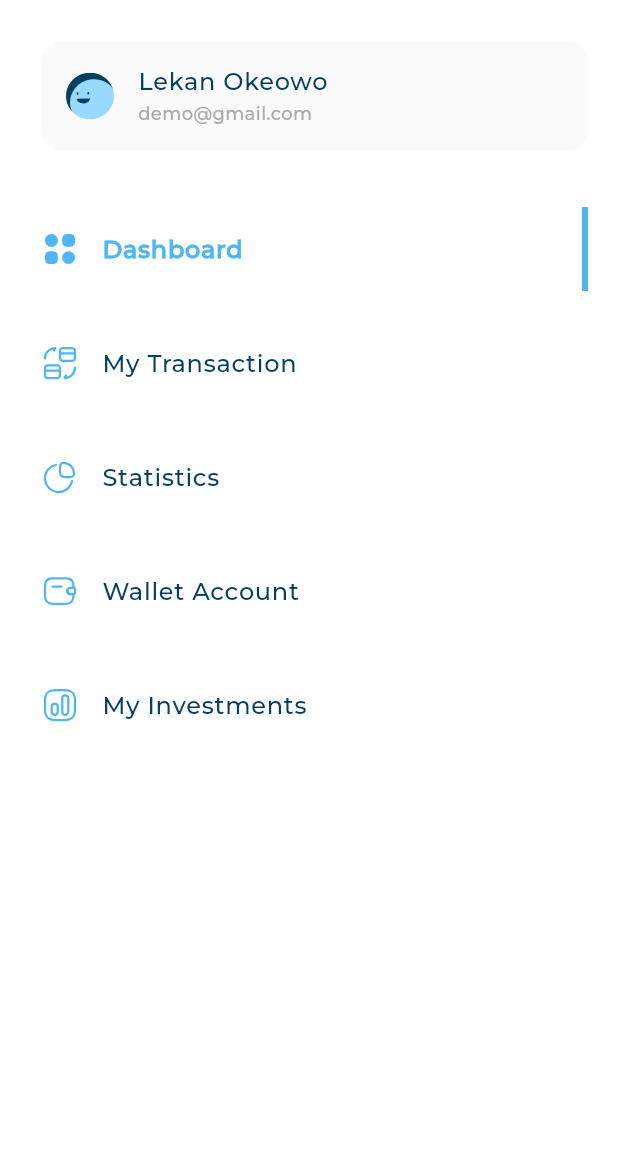
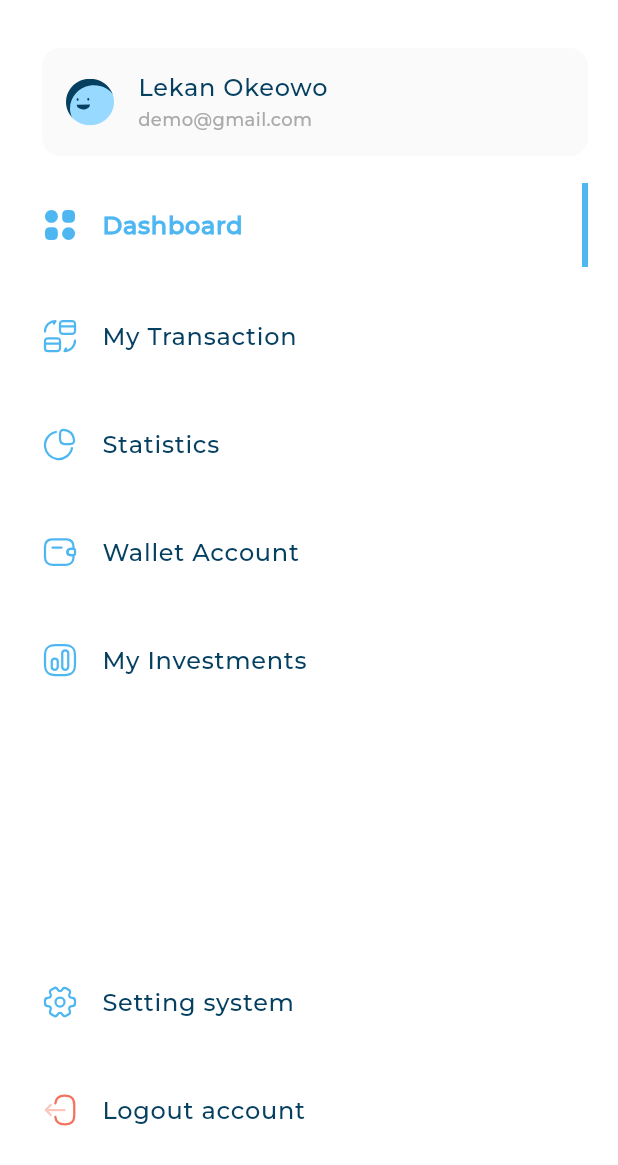
Before and after one commit to MGehad/Adaptive_DashBoard, a Flutter app: the CustomDrawer widget shown alone on an empty page, opened directly, on a phone screen of 412 x 824 dp. Shown: the top 1165 px of the screen. Run offline on Flutter 3.47's test engine with Material 3 defaults, Android fonts, the phone set to English and light mode, and no system bars; our stand-ins replace flutter_svg; project files that could hold a hidden picture were left out.

Commit message:
fix some errors

```diff
--- a/lib/features/home/presentation/views/widgets/custom_drawer.dart
+++ b/lib/features/home/presentation/views/widgets/custom_drawer.dart
@@ -1,7 +1,9 @@
-import 'package:adaptive_dashboard/constants.dart';
 import 'package:flutter/material.dart';
+import '../../../../../constants.dart';
+import '../../../../../core/models/drawer_item_model.dart';
 import '../../../../../core/utlis/images.dart';
 import 'drawer_item_list.dart';
+import 'drawer_unactive_item.dart';
 import 'user_info_list_tile.dart';
 
 class CustomDrawer extends StatelessWidget {
@@ -13,17 +15,36 @@ class CustomDrawer extends StatelessWidget {
   Widget build(BuildContext context) {
     return Container(
       color: Colors.white,
-      padding: const EdgeInsets.only(left: 8.0),
-      child: Column(
-        children: [
-          const SizedBox(height: 20),
-          const UserInfoListTile(
-            title: "Lekan Okeowo",
-            subtitle: "demo@gmail.com",
-            svgImage: Images.imagesAvatar3,
+      padding: const EdgeInsets.only(left: 8.0, bottom: 16.0, top: 24.0),
+      child: const CustomScrollView(
+        slivers: [
+          SliverToBoxAdapter(
+            child: UserInfoListTile(
+              title: "Lekan Okeowo",
+              subtitle: "demo@gmail.com",
+              svgImage: Images.imagesAvatar3,
+            ),
           ),
-          DrawerItemList(
-            items: items,
+          DrawerItemList(items: items),
+          SliverFillRemaining(
+            hasScrollBody: false,
+            child: Padding(
+              padding: EdgeInsets.symmetric(vertical: 32, horizontal: 20),
+              child: Column(
+                children: [
+                  Expanded(child: SizedBox()),
+                  DrawerUnActiveItem(
+                    model: DrawerItemModel(
+                        svgImage: Images.imagesSettings,
+                        title: "Setting system"),
+                  ),
+                  DrawerUnActiveItem(
+                    model: DrawerItemModel(
+                        svgImage: Images.imagesLogout, title: "Logout account"),
+                  )
+                ],
+              ),
+            ),
           )
         ],
       ),
--- a/lib/features/home/presentation/views/widgets/drawer_item_list.dart
+++ b/lib/features/home/presentation/views/widgets/drawer_item_list.dart
@@ -19,12 +19,13 @@ class _DrawerItemListState extends State<DrawerItemList> {
 
   @override
   Widget build(BuildContext context) {
-    return Expanded(
-      child: ListView.builder(
-        itemCount: widget.items.length,
-        padding: const EdgeInsets.all(20),
-        itemBuilder: (context, index) {
-          return GestureDetector(
+    return SliverList.builder(
+      itemCount: widget.items.length,
+
+      itemBuilder: (context, index) {
+        return Padding(
+          padding: const EdgeInsets.symmetric(horizontal: 20),
+          child: GestureDetector(
             onTap: () {
               if (index != selectedItem) {
                 setState(() {
@@ -36,9 +37,9 @@ class _DrawerItemListState extends State<DrawerItemList> {
               model: widget.items[index],
               isActive: index == selectedItem,
             ),
-          );
-        },
-      ),
+          ),
+        );
+      },
     );
   }
 }
--- a/lib/features/home/presentation/views/widgets/drawer_unactive_item.dart
+++ b/lib/features/home/presentation/views/widgets/drawer_unactive_item.dart
@@ -11,7 +11,7 @@ class DrawerUnActiveItem extends StatelessWidget {
   @override
   Widget build(BuildContext context) {
     return ListTile(
-      contentPadding: const EdgeInsets.symmetric(vertical: 10),
+      contentPadding: const EdgeInsets.symmetric(vertical: 8.0),
       leading: SvgPicture.asset(
         model.svgImage,
         width: 24,
--- a/lib/features/home/presentation/views/widgets/user_info_list_tile.dart
+++ b/lib/features/home/presentation/views/widgets/user_info_list_tile.dart
@@ -17,7 +17,7 @@ class UserInfoListTile extends StatelessWidget {
   @override
   Widget build(BuildContext context) {
     return Card(
-      margin: const EdgeInsets.symmetric(horizontal: 20, vertical: 8),
+      margin: const EdgeInsets.symmetric(horizontal: 20.0, vertical: 8.0),
       color: const Color(0xffFAFAFA),
       elevation: 0,
       child: ListTile(
```
